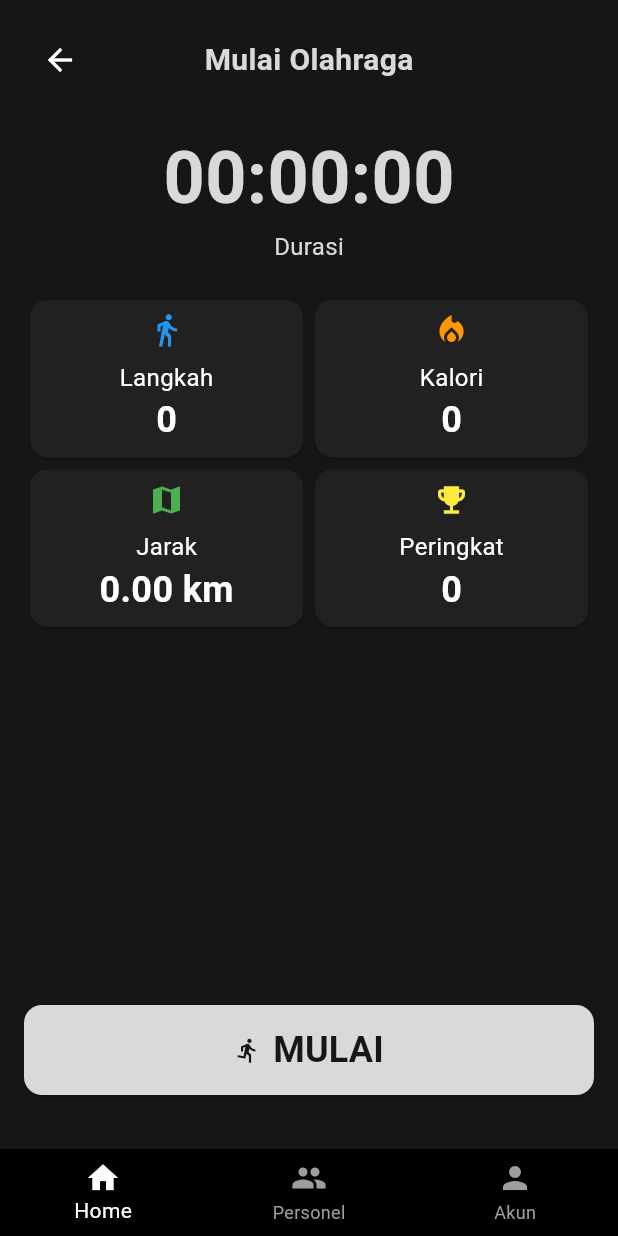
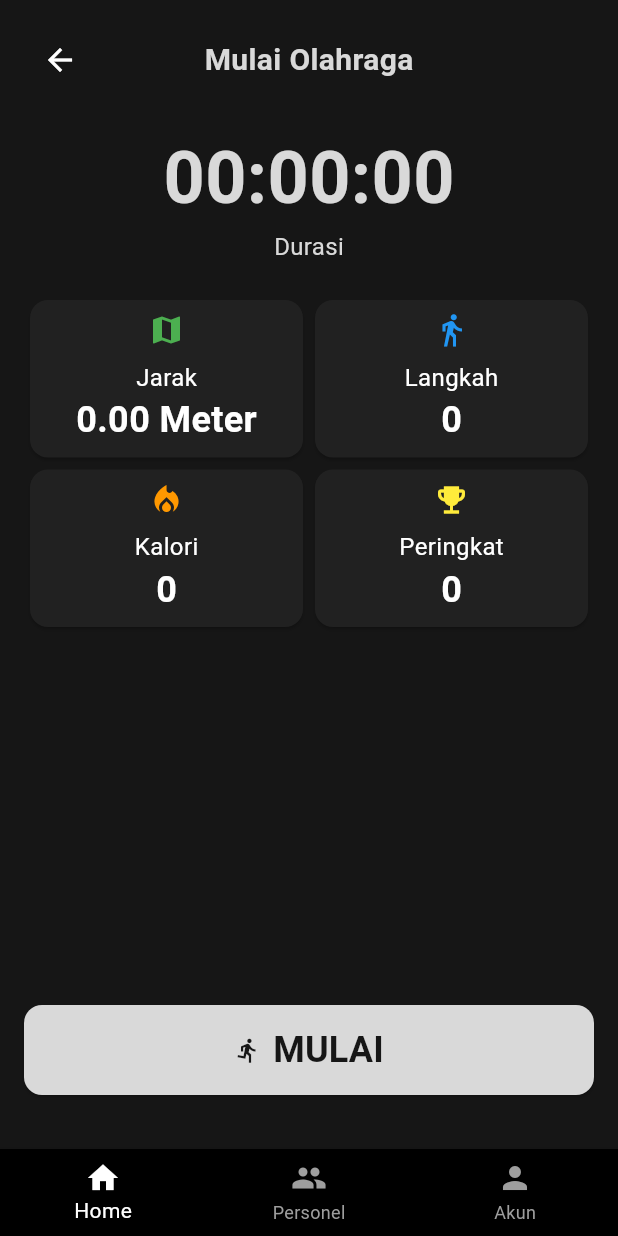
Before and after one commit to Reiikuzoo/track_lari_app, a Flutter app: the DashboardPage screen opened directly, after a tap on "MULAI", on a phone screen of 412 x 824 dp. Run offline on Flutter 3.47's test engine with Material 3 defaults, Android fonts, the phone set to English and light mode, and no system bars; our stand-ins replace geocoding, geolocator, pedometer, permission_handler, sqflite; accounts and stored records are empty.

Commit message:
pesan commit atau perubahan

```diff
--- a/lib/pages/dashboard_page.dart
+++ b/lib/pages/dashboard_page.dart
@@ -1,4 +1,5 @@
 import 'package:flutter/material.dart';
+import 'package:intl/date_symbol_data_local.dart';
 import 'package:intl/intl.dart'; // Untuk tanggal dan waktu real-time
 import 'package:geolocator/geolocator.dart'; // Untuk pelacakan lokasi
 import 'goals_page.dart'; // Import halaman Goals
@@ -12,26 +13,33 @@ class DashboardPage extends StatefulWidget {
 }
 
 class _DashboardPageState extends State<DashboardPage> {
-  String _currentDate = DateFormat('EEEE, d MMM y').format(DateTime.now());
-  String _currentTime = DateFormat('HH:mm').format(DateTime.now());
+  String _currentDate = '';
+  String _currentTime = '';
   String _location = "Belum dilacak";
-  int _currentIndex = 0; // Index untuk BottomNavigationBar
+  int _currentIndex = 0;
 
   @override
   void initState() {
     super.initState();
-    _updateTime();
-    _trackLocation(); // Panggil untuk melacak lokasi saat halaman dimuat
-  }
-
-  void _updateTime() {
-    Future.delayed(Duration(seconds: 1), () {
+    initializeDateFormatting('id_ID', null).then((_) {
       setState(() {
-        _currentTime = DateFormat('HH:mm').format(DateTime.now());
+        _currentDate = DateFormat('EEEE, d MMM y', 'id_ID').format(DateTime.now());
+        _currentTime = DateFormat('HH:mm', 'id_ID').format(DateTime.now());
       });
       _updateTime();
     });
+    _trackLocation();
   }
+
+  void _updateTime() async {
+    while (mounted) {
+      await Future.delayed(Duration(seconds: 1));
+      setState(() {
+        _currentTime = DateFormat('HH:mm', 'id_ID').format(DateTime.now());
+      });
+    }
+  }
+
 
   Future<void> _trackLocation() async {
     var status = await Permission.location.status;
@@ -213,17 +221,17 @@ class _DashboardPageState extends State<DashboardPage> {
                     );
                   },
                   child: Text(
-                    'Goals',
+                    'Pencapaian >',
                     style: TextStyle(color: Color(0xFFd9d9d9)),
                   ),
                 ),
               ],
             ),
             SizedBox(height: 20),
+            _buildProgressIndicator(Icons.map, '8000 Meter', 0.4, Colors.green),
             _buildProgressIndicator(Icons.directions_walk, '10000 Langkah', 0.8, Colors.blue),
             _buildProgressIndicator(Icons.local_fire_department, '500 Kkal', 0.6, Colors.orange),
             _buildProgressIndicator(Icons.timer, '20 Menit', 0.5, Colors.yellow),
-            _buildProgressIndicator(Icons.map, '4000 m', 0.4, Colors.green),
             SizedBox(height: 20),
             Spacer(),
             SizedBox(
--- a/lib/pages/login_page.dart
+++ b/lib/pages/login_page.dart
@@ -82,12 +82,6 @@ class _LoginPageState extends State<LoginPage> {
                 height: 125, // Atur ukuran logo
               ),
               const SizedBox(height: 25),
-
-              Image.asset(
-                'assets/image/logobaru.jpg', // logo lari
-                height: 100,
-              ),
-              const SizedBox(height: 40),
 
 
               // Teks 'masuk dengan akun'
--- a/lib/pages/mulai_page.dart
+++ b/lib/pages/mulai_page.dart
@@ -1,6 +1,7 @@
 import 'dart:async';
 import 'package:flutter/material.dart';
 import 'package:pedometer/pedometer.dart';
+import 'package:permission_handler/permission_handler.dart'; // Add permission handler
 
 class MulaiPage extends StatefulWidget {
   @override
@@ -21,6 +22,20 @@ class _MulaiPageState extends State<MulaiPage> {
 
   bool _isTracking = false;
 
+  @override
+  void initState() {
+    super.initState();
+    requestActivityRecognitionPermission(); // Request permission on initialization
+  }
+
+  // Request Activity Recognition Permission
+  void requestActivityRecognitionPermission() async {
+    var status = await Permission.activityRecognition.status;
+    if (!status.isGranted) {
+      await Permission.activityRecognition.request();
+    }
+  }
+
   void _startStepCountStream() {
     _stepCountSubscription = Pedometer.stepCountStream.listen(
       _onStepCount,
@@ -31,6 +46,8 @@ class _MulaiPageState extends State<MulaiPage> {
   }
 
   void _onStepCount(StepCount stepCount) {
+    print("Current step count: ${stepCount.steps}"); // Debug logging
+
     // If it's the first step count, store it as the initial step count
     if (_initialStepCount == 0) {
       _initialStepCount = stepCount.steps;
@@ -44,7 +61,7 @@ class _MulaiPageState extends State<MulaiPage> {
       setState(() {
         _steps = stepsDuringSession;
         _calories = (_steps * 0.04).toInt(); // 0.04 calories per step
-        _distance = _steps * 0.0008; // Assume 0.8 meters per step
+        _distance = _steps * 0.7; // Assume 0.8 meters per step
       });
     }
   }
@@ -151,10 +168,10 @@ class _MulaiPageState extends State<MulaiPage> {
                       mainAxisAlignment: MainAxisAlignment.spaceEvenly,
                       children: [
                         Expanded(
-                          child: _buildMetricCard(Icons.directions_walk, 'Langkah', '$_steps', Colors.blue),
+                          child: _buildMetricCard(Icons.map, 'Jarak', '${_distance.toStringAsFixed(2)} Meter', Colors.green),
                         ),
                         Expanded(
-                          child: _buildMetricCard(Icons.local_fire_department, 'Kalori', '$_calories', Colors.orange),
+                          child: _buildMetricCard(Icons.directions_walk, 'Langkah', '$_steps', Colors.blue),
                         ),
                       ],
                     ),
@@ -162,7 +179,7 @@ class _MulaiPageState extends State<MulaiPage> {
                       mainAxisAlignment: MainAxisAlignment.spaceEvenly,
                       children: [
                         Expanded(
-                          child: _buildMetricCard(Icons.map, 'Jarak', '${_distance.toStringAsFixed(2)} km', Colors.green),
+                          child: _buildMetricCard(Icons.local_fire_department, 'Kalori', '$_calories', Colors.orange),
                         ),
                         Expanded(
                           child: _buildMetricCard(Icons.emoji_events, 'Peringkat', '$_rank', Colors.yellow),
@@ -231,7 +248,6 @@ class _MulaiPageState extends State<MulaiPage> {
       color: Colors.grey[900],
       child: Padding(
         padding: const EdgeInsets.all(8.0),
-
         child: Column(
           mainAxisSize: MainAxisSize.min,
           mainAxisAlignment: MainAxisAlignment.center,
--- a/pubspec.yaml
+++ b/pubspec.yaml
@@ -51,7 +51,7 @@ dependencies:
 flutter_launcher_icons:
   android: true
   ios: true
-  image_path: "assets/image/logobaru.jpg"
+  image_path: "assets/image/logo_pussimpur.png"
   min_sdk_android: 21
 
 
```
